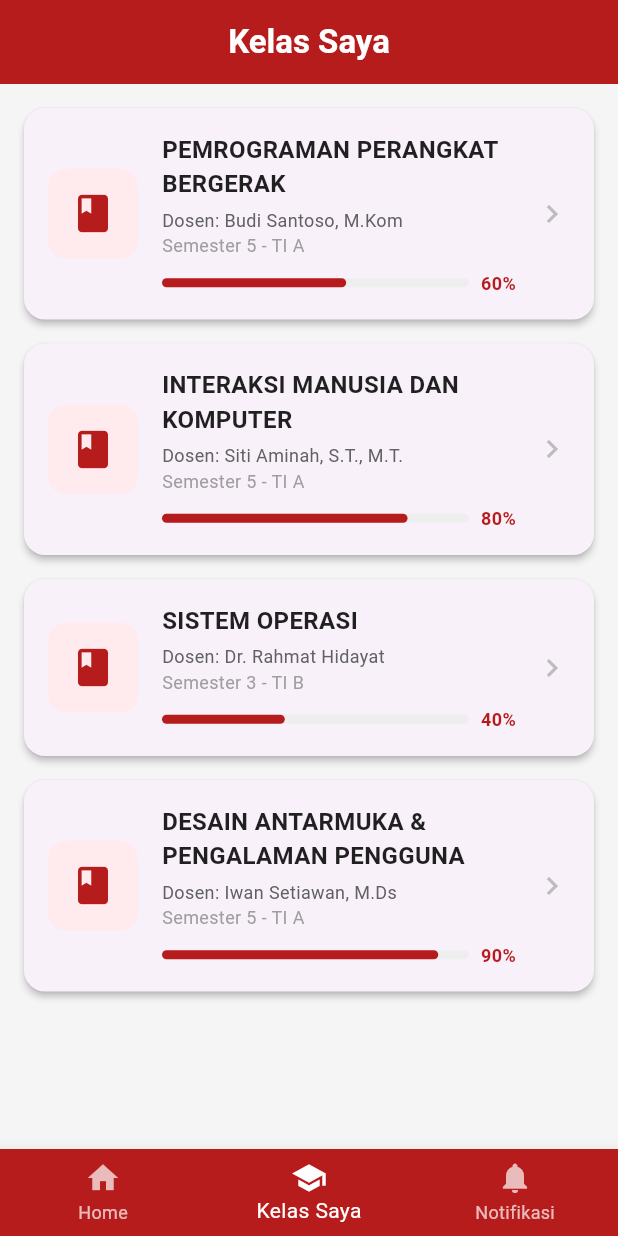
After one commit to mufidaa14/LMS, a Flutter app: the ClassListScreen screen opened by its route, on a phone screen of 412 x 824 dp. The commit adds this screen. Run offline on Flutter 3.47's test engine with Material 3 defaults, Android fonts, the phone set to English and light mode, and no system bars.

Commit message:
komit ke 9 : penambahan halaman kelas saya dan detail kelas

```diff
--- a/lib/main.dart
+++ b/lib/main.dart
@@ -8,6 +8,8 @@ import 'screens/language_selection_screen.dart';
 import 'screens/notification_screen.dart';
 import 'screens/announcement_list_screen.dart';
 import 'screens/announcement_detail_screen.dart';
+import 'screens/class_list_screen.dart';
+import 'screens/class_detail_screen.dart';
 
 void main() {
   runApp(const MyApp());
@@ -36,6 +38,8 @@ class MyApp extends StatelessWidget {
         '/notification': (context) => const NotificationScreen(),
         '/announcement_list': (context) => const AnnouncementListScreen(),
         '/announcement_detail': (context) => const AnnouncementDetailScreen(),
+        '/class_list': (context) => const ClassListScreen(),
+        '/class_detail': (context) => const ClassDetailScreen(),
       },
     );
   }
--- /dev/null
+++ b/lib/screens/class_list_screen.dart
@@ -0,0 +1,209 @@
+import 'package:flutter/material.dart';
+
+class ClassListScreen extends StatelessWidget {
+  const ClassListScreen({super.key});
+
+  @override
+  Widget build(BuildContext context) {
+    // Dummy Data
+    final List<Map<String, dynamic>> classes = [
+      {
+        'name': 'PEMROGRAMAN PERANGKAT BERGERAK',
+        'lecturer': 'Dosen: Budi Santoso, M.Kom',
+        'class_info': 'Semester 5 - TI A',
+        'progress': 0.6,
+        'code': 'D4SM-41-04',
+        'schedule': 'Senin, 08:00 - 10:00',
+      },
+      {
+        'name': 'INTERAKSI MANUSIA DAN KOMPUTER',
+        'lecturer': 'Dosen: Siti Aminah, S.T., M.T.',
+        'class_info': 'Semester 5 - TI A',
+        'progress': 0.8,
+        'code': 'D4SM-41-04',
+        'schedule': 'Selasa, 10:00 - 12:00',
+      },
+      {
+        'name': 'SISTEM OPERASI',
+        'lecturer': 'Dosen: Dr. Rahmat Hidayat',
+        'class_info': 'Semester 3 - TI B',
+        'progress': 0.4,
+        'code': 'D4SM-41-04',
+        'schedule': 'Rabu, 13:00 - 15:00',
+      },
+      {
+        'name': 'DESAIN ANTARMUKA & PENGALAMAN PENGGUNA',
+        'lecturer': 'Dosen: Iwan Setiawan, M.Ds',
+        'class_info': 'Semester 5 - TI A',
+        'progress': 0.9,
+        'code': 'D4SM-41-04',
+        'schedule': 'Kamis, 08:00 - 10:00',
+      },
+    ];
+
+    return Scaffold(
+      backgroundColor: const Color(0xFFF5F5F5),
+      appBar: AppBar(
+        title: const Text(
+          'Kelas Saya',
+          style: TextStyle(color: Colors.white, fontWeight: FontWeight.w600),
+        ),
+        centerTitle: true,
+        backgroundColor: const Color(0xFFB71C1C),
+        elevation: 0,
+        automaticallyImplyLeading: false, // Hidden because it's a main tab
+        iconTheme: const IconThemeData(color: Colors.white),
+      ),
+      body: classes.isEmpty
+          ? _buildEmptyState()
+          : ListView.builder(
+              padding: const EdgeInsets.all(16),
+              itemCount: classes.length,
+              itemBuilder: (context, index) {
+                return _buildClassCard(context, classes[index]);
+              },
+            ),
+      bottomNavigationBar: BottomNavigationBar(
+        backgroundColor: const Color(0xFFB71C1C),
+        selectedItemColor: Colors.white,
+        unselectedItemColor: Colors.white70,
+        currentIndex: 1, // 'Kelas Saya' active
+        type: BottomNavigationBarType.fixed,
+        onTap: (index) {
+          if (index == 0) {
+            Navigator.pushReplacementNamed(context, '/home');
+          } else if (index == 2) {
+            Navigator.pushReplacementNamed(context, '/notification');
+          }
+        },
+        items: const [
+          BottomNavigationBarItem(
+            icon: Icon(Icons.home),
+            label: 'Home',
+          ),
+          BottomNavigationBarItem(
+            icon: Icon(Icons.school),
+            label: 'Kelas Saya',
+          ),
+          BottomNavigationBarItem(
+            icon: Icon(Icons.notifications),
+            label: 'Notifikasi',
+          ),
+        ],
+      ),
+    );
+  }
+
+  Widget _buildEmptyState() {
+    return Center(
+      child: Column(
+        mainAxisAlignment: MainAxisAlignment.center,
+        children: [
+          Icon(Icons.school_outlined, size: 80, color: Colors.grey[400]),
+          const SizedBox(height: 16),
+          Text(
+            'Belum ada kelas yang diikuti',
+            style: TextStyle(
+              fontSize: 16,
+              color: Colors.grey[600],
+            ),
+          ),
+        ],
+      ),
+    );
+  }
+
+  Widget _buildClassCard(BuildContext context, Map<String, dynamic> data) {
+    return Card(
+      margin: const EdgeInsets.only(bottom: 16),
+      elevation: 2,
+      shape: RoundedRectangleBorder(borderRadius: BorderRadius.circular(14)),
+      child: InkWell(
+        onTap: () {
+          Navigator.pushNamed(
+            context,
+            '/class_detail',
+            arguments: data,
+          );
+        },
+        borderRadius: BorderRadius.circular(14),
+        child: Padding(
+          padding: const EdgeInsets.all(16),
+          child: Row(
+            children: [
+              // Icon Container
+              Container(
+                width: 60,
+                height: 60,
+                decoration: BoxDecoration(
+                  color: Colors.red[50],
+                  borderRadius: BorderRadius.circular(12),
+                ),
+                child: const Icon(Icons.book, color: Color(0xFFB71C1C), size: 30),
+              ),
+              const SizedBox(width: 16),
+              // Info
+              Expanded(
+                child: Column(
+                  crossAxisAlignment: CrossAxisAlignment.start,
+                  children: [
+                    Text(
+                      data['name'],
+                      style: const TextStyle(
+                        fontWeight: FontWeight.bold,
+                        fontSize: 16,
+                        color: Colors.black87,
+                      ),
+                      maxLines: 2,
+                      overflow: TextOverflow.ellipsis,
+                    ),
+                    const SizedBox(height: 4),
+                    Text(
+                      data['lecturer'],
+                      style: TextStyle(
+                        fontSize: 12,
+                        color: Colors.grey[700],
+                      ),
+                    ),
+                    Text(
+                      data['class_info'],
+                      style: TextStyle(
+                        fontSize: 12,
+                        color: Colors.grey[500],
+                      ),
+                    ),
+                    const SizedBox(height: 8),
+                    Row(
+                      children: [
+                        Expanded(
+                          child: LinearProgressIndicator(
+                            value: data['progress'],
+                            backgroundColor: Colors.grey[200],
+                            valueColor: const AlwaysStoppedAnimation<Color>(Color(0xFFB71C1C)),
+                            minHeight: 6,
+                            borderRadius: BorderRadius.circular(3),
+                          ),
+                        ),
+                        const SizedBox(width: 8),
+                        Text(
+                          '${(data['progress'] * 100).toInt()}%',
+                          style: const TextStyle(
+                            fontSize: 12,
+                            color: Color(0xFFB71C1C),
+                            fontWeight: FontWeight.bold,
+                          ),
+                        ),
+                      ],
+                    ),
+                  ],
+                ),
+              ),
+              const SizedBox(width: 12),
+              Icon(Icons.chevron_right, color: Colors.grey[400]),
+            ],
+          ),
+        ),
+      ),
+    );
+  }
+}
--- a/lib/screens/home_screen.dart
+++ b/lib/screens/home_screen.dart
@@ -230,7 +230,9 @@ class HomeScreen extends StatelessWidget {
         currentIndex: 0,
         type: BottomNavigationBarType.fixed,
         onTap: (index) {
-          if (index == 2) {
+          if (index == 1) {
+            Navigator.pushReplacementNamed(context, '/class_list');
+          } else if (index == 2) {
              Navigator.pushReplacementNamed(context, '/notification');
           }
         },
--- a/lib/screens/notification_screen.dart
+++ b/lib/screens/notification_screen.dart
@@ -66,8 +66,7 @@ class NotificationScreen extends StatelessWidget {
           if (index == 0) {
             Navigator.pushReplacementNamed(context, '/home');
           } else if (index == 1) {
-            // Placeholder for Kelas Saya
-            // Navigator.pushReplacementNamed(context, '/kelas');
+            Navigator.pushReplacementNamed(context, '/class_list');
           }
            // Index 2 is current
         },
--- a/lib/screens/profile_screen.dart
+++ b/lib/screens/profile_screen.dart
@@ -150,6 +150,8 @@ class _ProfileScreenState extends State<ProfileScreen> with SingleTickerProvider
         onTap: (index) {
           if (index == 0) {
              Navigator.pushReplacementNamed(context, '/home');
+          } else if (index == 1) {
+             Navigator.pushReplacementNamed(context, '/class_list');
           } else if (index == 2) {
              Navigator.pushReplacementNamed(context, '/notification');
           }
```
Also changed, not shown: lib/screens/class_detail_screen.dart (added, +130 -0 lines).
